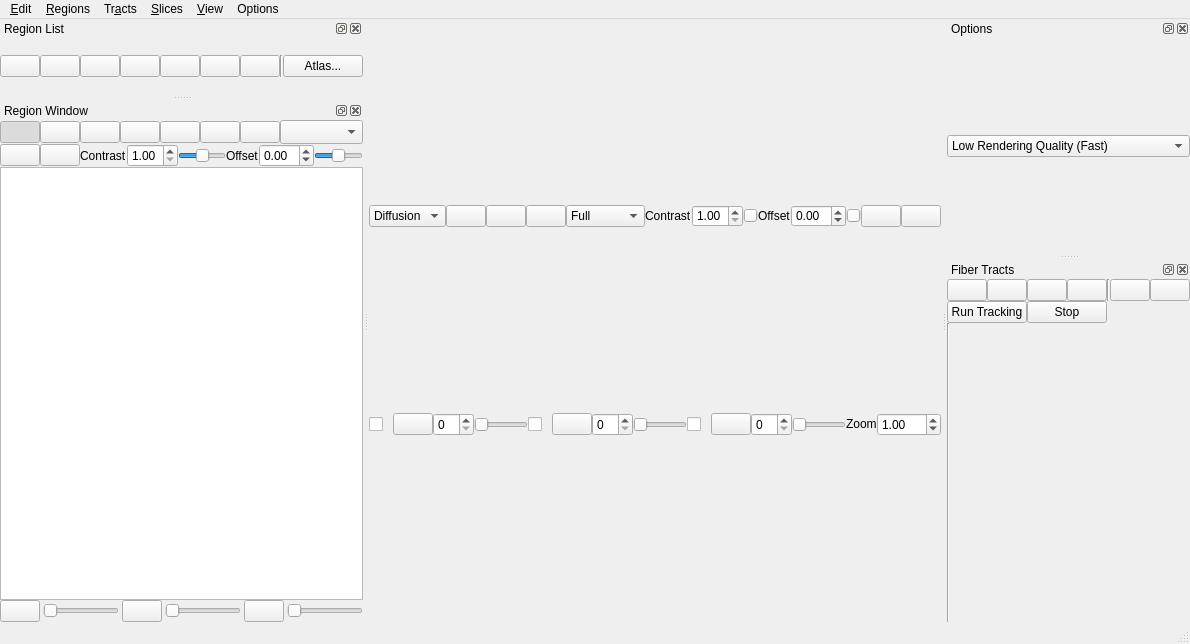
The window that tracking/tracking_window.ui (frankyeh/DSI-Studio) describes before a commit, drawn with Qt 5.
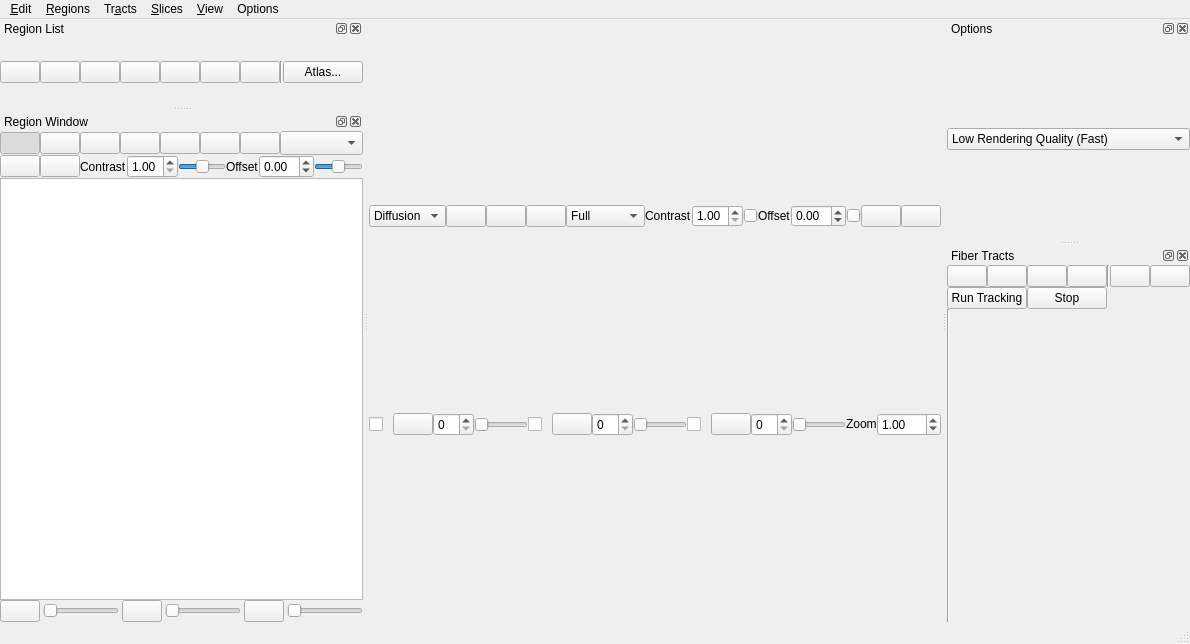
The same window after the commit. Icons and pictures are not drawn.

Commit message: [GUI] record slice visual settings

What changed in the file:
```diff
--- a/tracking/tracking_window.ui
+++ b/tracking/tracking_window.ui
@@ -686,8 +686,8 @@
    </property>
    <property name="minimumSize">
     <size>
-     <width>0</width>
-     <height>0</height>
+     <width>276</width>
+     <height>48</height>
     </size>
    </property>
    <property name="maximumSize">
@@ -947,8 +947,8 @@
    </property>
    <property name="minimumSize">
     <size>
-     <width>0</width>
-     <height>0</height>
+     <width>173</width>
+     <height>44</height>
     </size>
    </property>
    <property name="windowTitle">
@@ -1265,8 +1265,8 @@
    </property>
    <property name="minimumSize">
     <size>
-     <width>0</width>
-     <height>0</height>
+     <width>175</width>
+     <height>75</height>
     </size>
    </property>
    <property name="maximumSize">
@@ -1535,8 +1535,8 @@
    </property>
    <property name="minimumSize">
     <size>
-     <width>0</width>
-     <height>0</height>
+     <width>248</width>
+     <height>171</height>
     </size>
    </property>
    <property name="floating">
```
Left out of the diff: 2 changed lines with no effect on the pictures. The commit also changes 1 other file.
